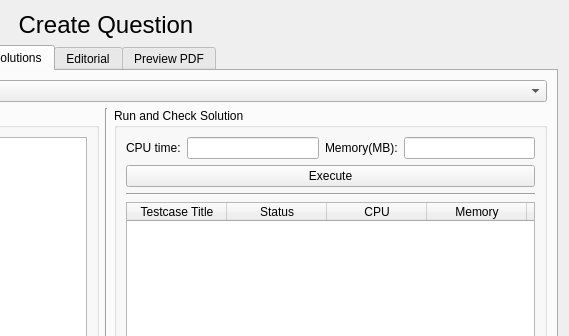
First picture: the form in src/SmartXm-CSEKU/createquestion.ui, repository KaziRifatMorshed/SmartXm, before the edit; both pictures show x 357 to 926 and y 0 to 336 of the 926 by 780 pixel window.
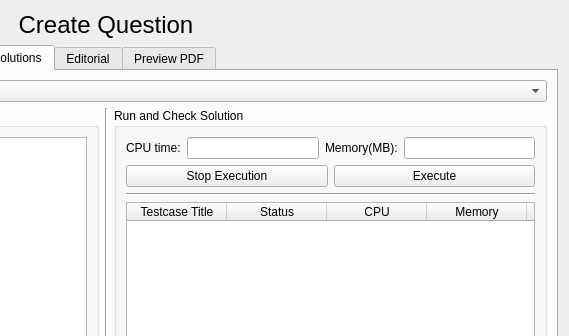
Second picture: the form after the edit. The open tabs and pages were chosen to show the change. Icons and pictures are not drawn.

Commit message: Judge and Create Question(Solution run ui ) updated

Patch:
```diff
--- a/src/SmartXm-CSEKU/createquestion.ui
+++ b/src/SmartXm-CSEKU/createquestion.ui
@@ -720,11 +720,25 @@
              </layout>
             </item>
             <item>
-             <widget class="QPushButton" name="RunSolution_execute_pushButton_2">
-              <property name="text">
-               <string>Execute</string>
-              </property>
-             </widget>
+             <layout class="QHBoxLayout" name="horizontalLayout_2">
+              <item>
+               <widget class="QPushButton" name="stopExecution">
+                <property name="enabled">
+                 <bool>true</bool>
+                </property>
+                <property name="text">
+                 <string>Stop Execution</string>
+                </property>
+               </widget>
+              </item>
+              <item>
+               <widget class="QPushButton" name="RunSolution_execute_pushButton_2">
+                <property name="text">
+                 <string>Execute</string>
+                </property>
+               </widget>
+              </item>
+             </layout>
             </item>
             <item>
              <widget class="Line" name="line_2">
```
Left out of the diff: 28 changed lines with no effect on the pictures. The commit also changes 9 other files.
